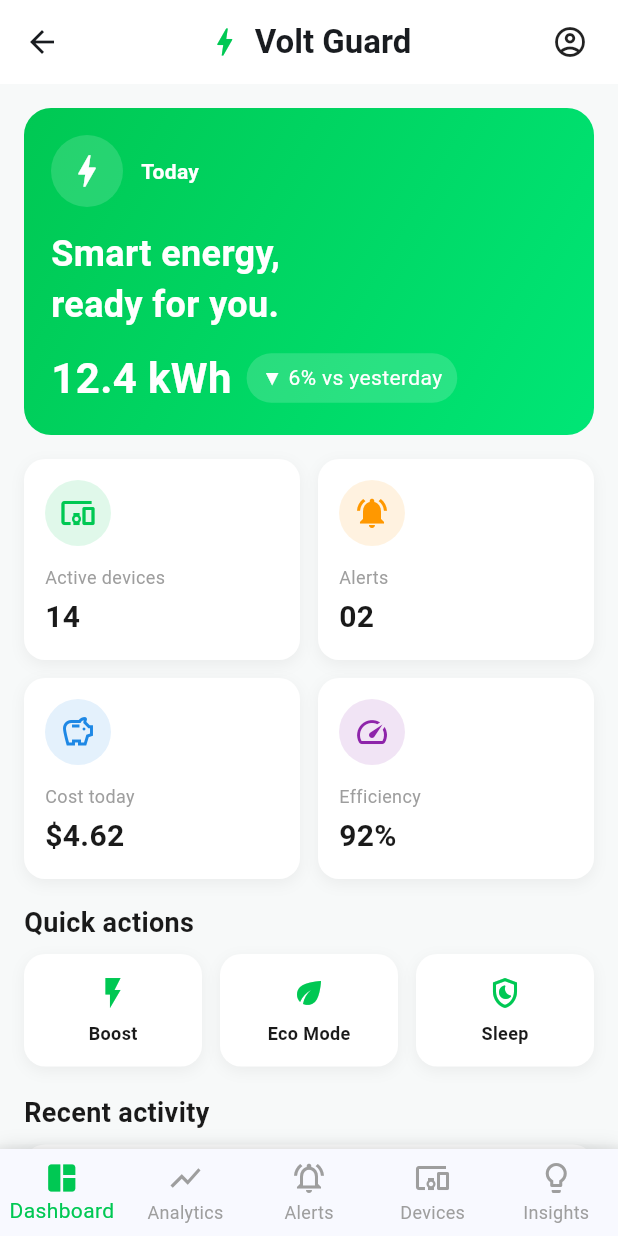
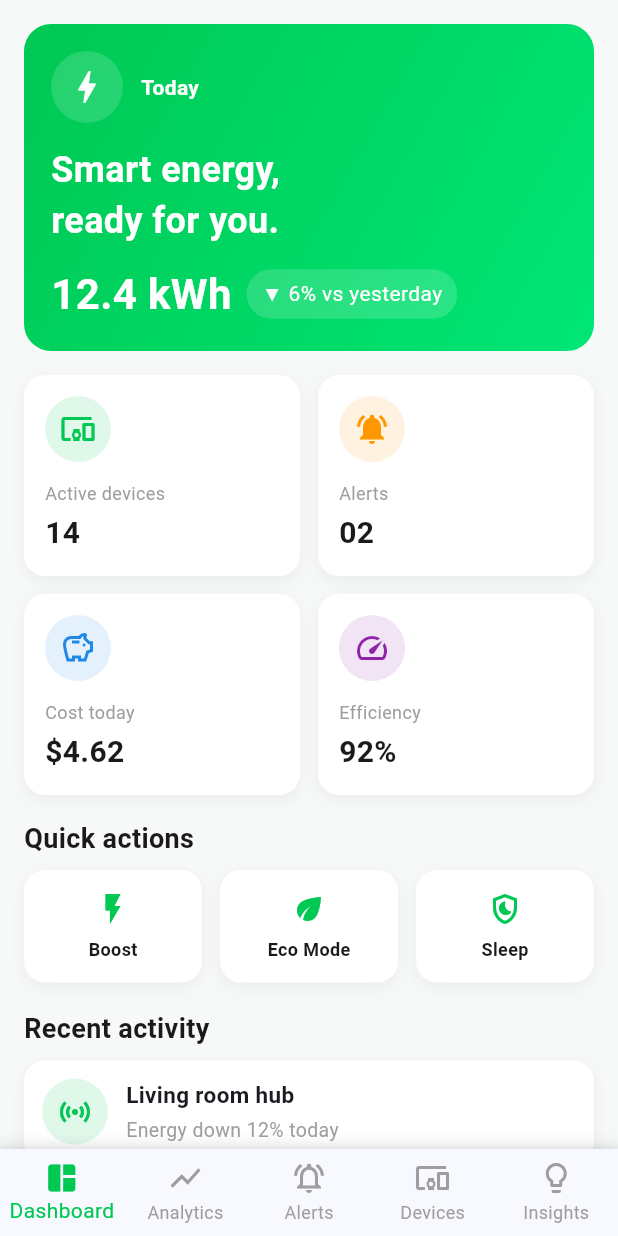
Before and after one commit to mihirangaFDZ/Volt-Guard, a Flutter app: the HomeShell screen opened directly, on a phone screen of 412 x 824 dp. Run offline on Flutter 3.47's test engine with Material 3 defaults, Android fonts, the light colour scheme and no system bars; our stand-ins replace fl_chart, shared_preferences; accounts and stored records are empty.

Commit message:
fix(ui): Remove global HomeShell AppBar to allow local pages to show their own AppBars with specific actions (like notifications)

```diff
--- a/frontend/lib/main.dart
+++ b/frontend/lib/main.dart
@@ -54,30 +54,6 @@ class _HomeShellState extends State<HomeShell> {
 
     return Scaffold(
       backgroundColor: const Color(0xFFF7F9F9),
-      appBar: AppBar(
-        backgroundColor: Colors.white,
-        elevation: 0,
-        centerTitle: true,
-        title: const Row(
-          mainAxisSize: MainAxisSize.min,
-          children: [
-            Icon(Icons.bolt, color: Color(0xFF00C853)),
-            SizedBox(width: 8),
-            Text(
-              'Volt Guard',
-              style: TextStyle(fontWeight: FontWeight.w700),
-            ),
-          ],
-        ),
-        actions: [
-          IconButton(
-            onPressed: () {},
-            icon: const Icon(Icons.account_circle_outlined),
-            color: Colors.black87,
-          ),
-          const SizedBox(width: 8),
-        ],
-      ),
       body: SafeArea(
         child: IndexedStack(
           index: _currentIndex,
```
